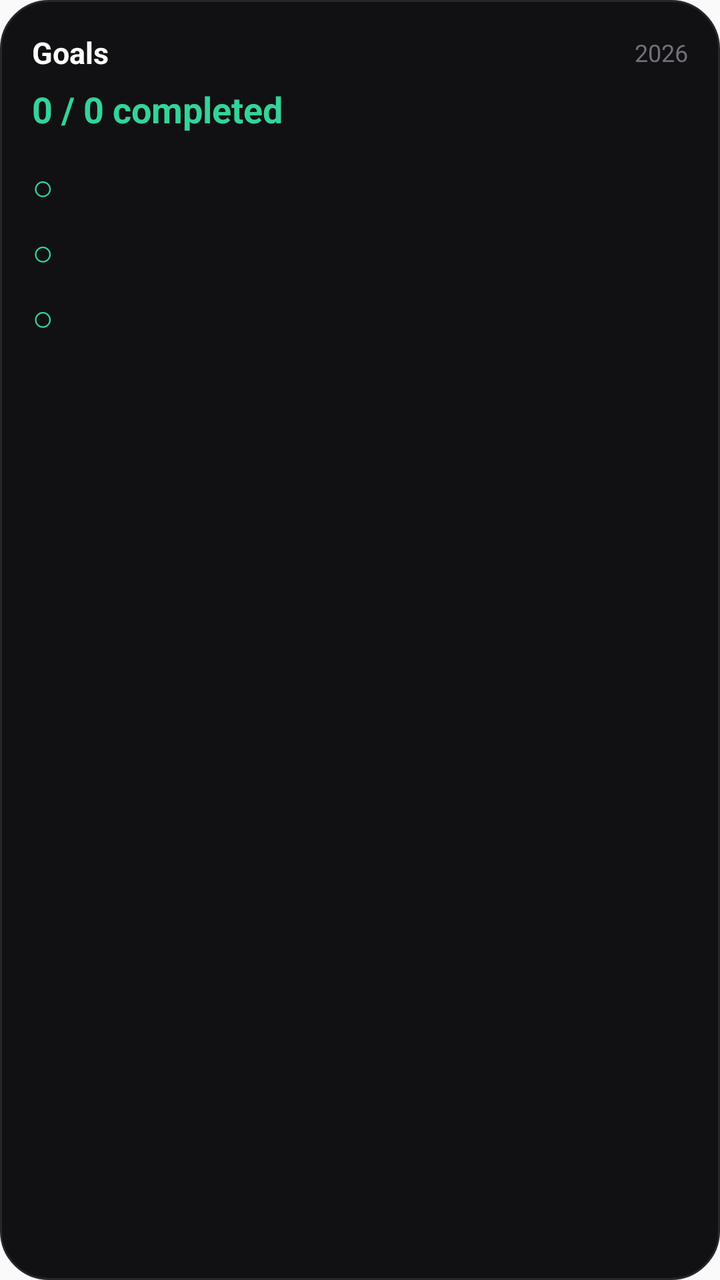
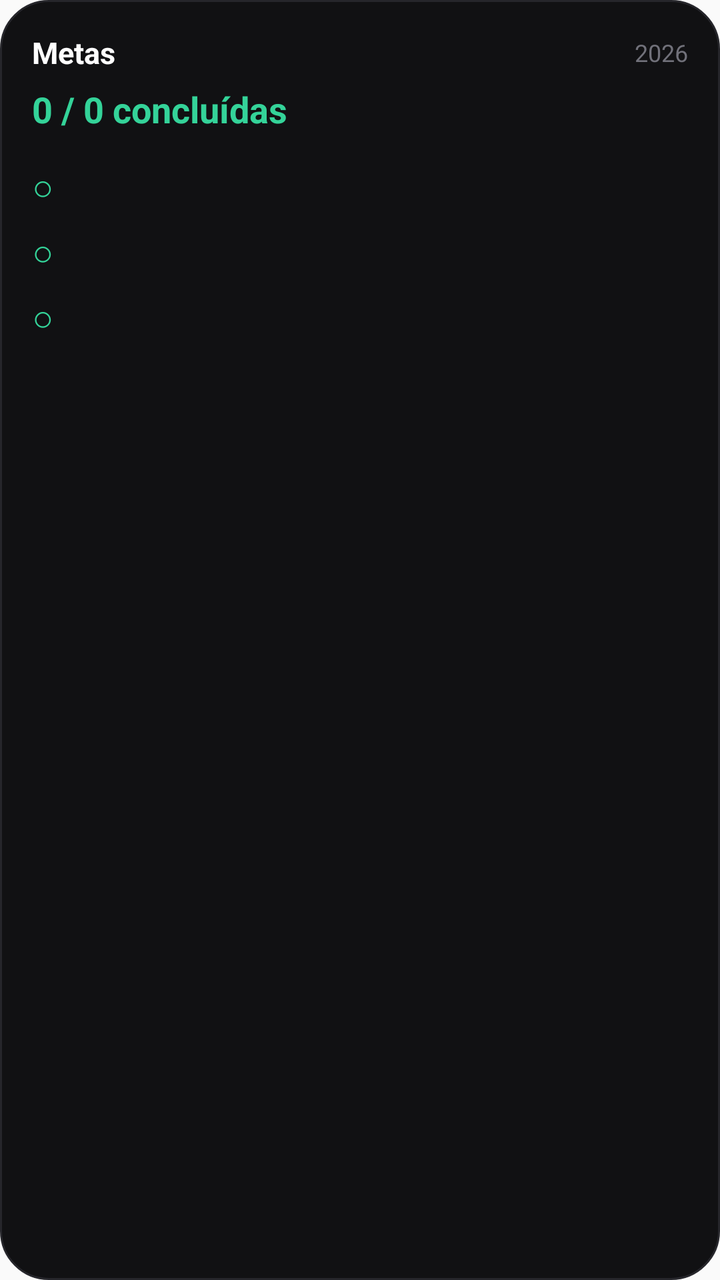

Two renders of the same Android screen: before a commit and after it. Below are the layout's source before the change and the commit's diff.
<!-- AndroidManifest.xml: application theme AppTheme -->
<!-- res/layout/widget_goals.xml -->
<?xml version="1.0" encoding="utf-8"?>
<LinearLayout
    xmlns:android="http://schemas.android.com/apk/res/android"
    android:id="@+id/goals_widget_root"
    android:layout_width="match_parent"
    android:layout_height="match_parent"
    android:orientation="vertical"
    android:padding="16dp"
    android:background="@drawable/widget_focus_background">

    <LinearLayout
        android:layout_width="match_parent"
        android:layout_height="wrap_content"
        android:orientation="horizontal"
        android:gravity="center_vertical">

        <TextView
            android:layout_width="0dp"
            android:layout_height="wrap_content"
            android:layout_weight="1"
            android:text="Goals"
            android:textColor="#FFFFFF"
            android:textSize="15sp"
            android:textStyle="bold" />

        <TextView
            android:id="@+id/goals_year"
            android:layout_width="wrap_content"
            android:layout_height="wrap_content"
            android:text="2026"
            android:textColor="#71717A"
            android:textSize="12sp" />

    </LinearLayout>

    <TextView
        android:id="@+id/goals_progress"
        android:layout_width="wrap_content"
        android:layout_height="wrap_content"
        android:layout_marginTop="6dp"
        android:text="0 / 0 completed"
        android:textColor="#34D399"
        android:textSize="18sp"
        android:textStyle="bold" />

    <LinearLayout
        android:id="@+id/goal_1_row"
        android:layout_width="match_parent"
        android:layout_height="wrap_content"
        android:layout_marginTop="14dp"
        android:orientation="horizontal"
        android:gravity="center_vertical">

        <TextView
            android:id="@+id/goal_1_icon"
            android:layout_width="24dp"
            android:layout_height="wrap_content"
            android:text="○"
            android:textColor="#34D399"
            android:textSize="18sp" />

        <TextView
            android:id="@+id/goal_1_title"
            android:layout_width="0dp"
            android:layout_height="wrap_content"
            android:layout_weight="1"
            android:textColor="#D4D4D8"
            android:textSize="13sp"
            android:maxLines="1"
            android:ellipsize="end" />

    </LinearLayout>

    <LinearLayout
        android:id="@+id/goal_2_row"
        android:layout_width="match_parent"
        android:layout_height="wrap_content"
        android:layout_marginTop="8dp"
        android:orientation="horizontal"
        android:gravity="center_vertical">

        <TextView
            android:id="@+id/goal_2_icon"
            android:layout_width="24dp"
            android:layout_height="wrap_content"
            android:text="○"
            android:textColor="#34D399"
            android:textSize="18sp" />

        <TextView
            android:id="@+id/goal_2_title"
            android:layout_width="0dp"
            android:layout_height="wrap_content"
            android:layout_weight="1"
            android:textColor="#A1A1AA"
            android:textSize="13sp"
            android:maxLines="1"
            android:ellipsize="end" />

    </LinearLayout>

    <LinearLayout
        android:id="@+id/goal_3_row"
        android:layout_width="match_parent"
        android:layout_height="wrap_content"
        android:layout_marginTop="8dp"
        android:orientation="horizontal"
        android:gravity="center_vertical">

        <TextView
            android:id="@+id/goal_3_icon"
            android:layout_width="24dp"
            android:layout_height="wrap_content"
            android:text="○"
            android:textColor="#34D399"
            android:textSize="18sp" />

        <TextView
            android:id="@+id/goal_3_title"
            android:layout_width="0dp"
            android:layout_height="wrap_content"
            android:layout_weight="1"
            android:textColor="#71717A"
            android:textSize="13sp"
            android:maxLines="1"
            android:ellipsize="end" />

    </LinearLayout>

</LinearLayout>
<!-- resources referenced by this layout -->
<resources>
  <!-- drawable widget_focus_background (drawable) -->
  <?xml version="1.0" encoding="utf-8"?>
  <shape
      xmlns:android="http://schemas.android.com/apk/res/android"
      android:shape="rectangle">
  
      <solid android:color="#111113" />
  
      <corners
          android:radius="24dp" />
  
      <stroke
          android:width="1dp"
          android:color="#26262B" />
  
  </shape>
  <style name="AppTheme" parent="Theme.AppCompat.Light.DarkActionBar">
          
          <item name="colorPrimary">@color/colorPrimary</item>
          <item name="colorPrimaryDark">@color/colorPrimaryDark</item>
          <item name="colorAccent">@color/colorAccent</item>
      </style>
</resources>

<!-- the commit's change to res/layout/widget_goals.xml (unified diff, before → after) -->
@@ -18,7 +18,7 @@
             android:layout_width="0dp"
             android:layout_height="wrap_content"
             android:layout_weight="1"
-            android:text="Goals"
+            android:text="Metas"
             android:textColor="#FFFFFF"
             android:textSize="15sp"
             android:textStyle="bold" />
@@ -38,7 +38,7 @@
         android:layout_width="wrap_content"
         android:layout_height="wrap_content"
         android:layout_marginTop="6dp"
-        android:text="0 / 0 completed"
+        android:text="0 / 0 concluídas"
         android:textColor="#34D399"
         android:textSize="18sp"
         android:textStyle="bold" />
